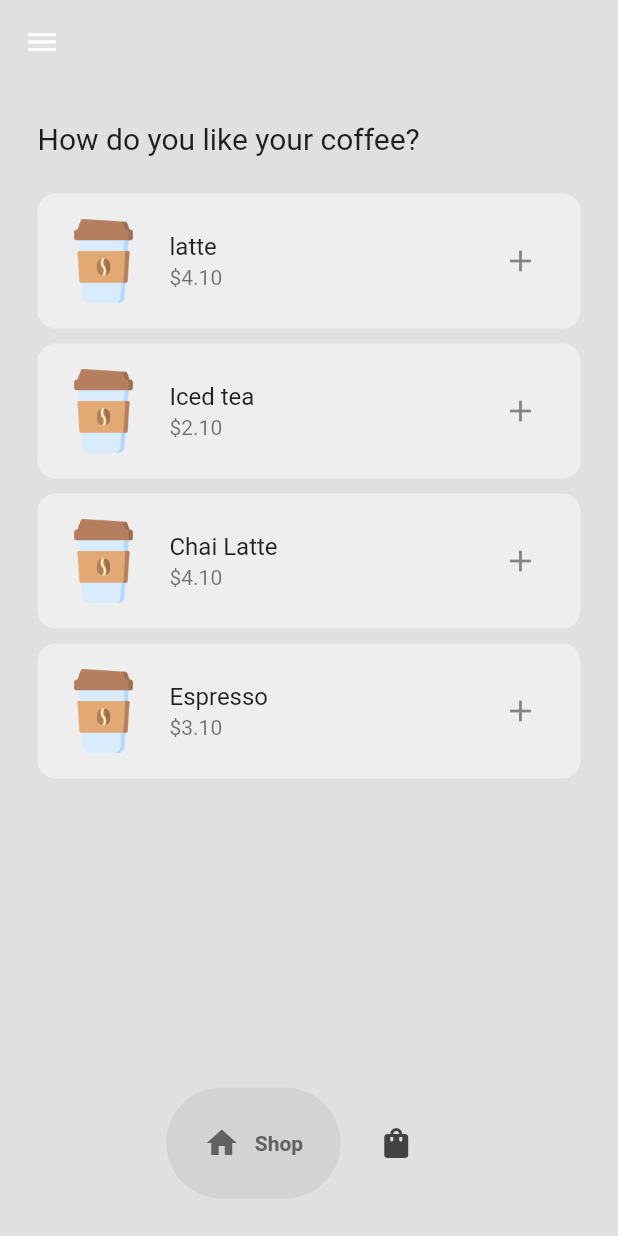
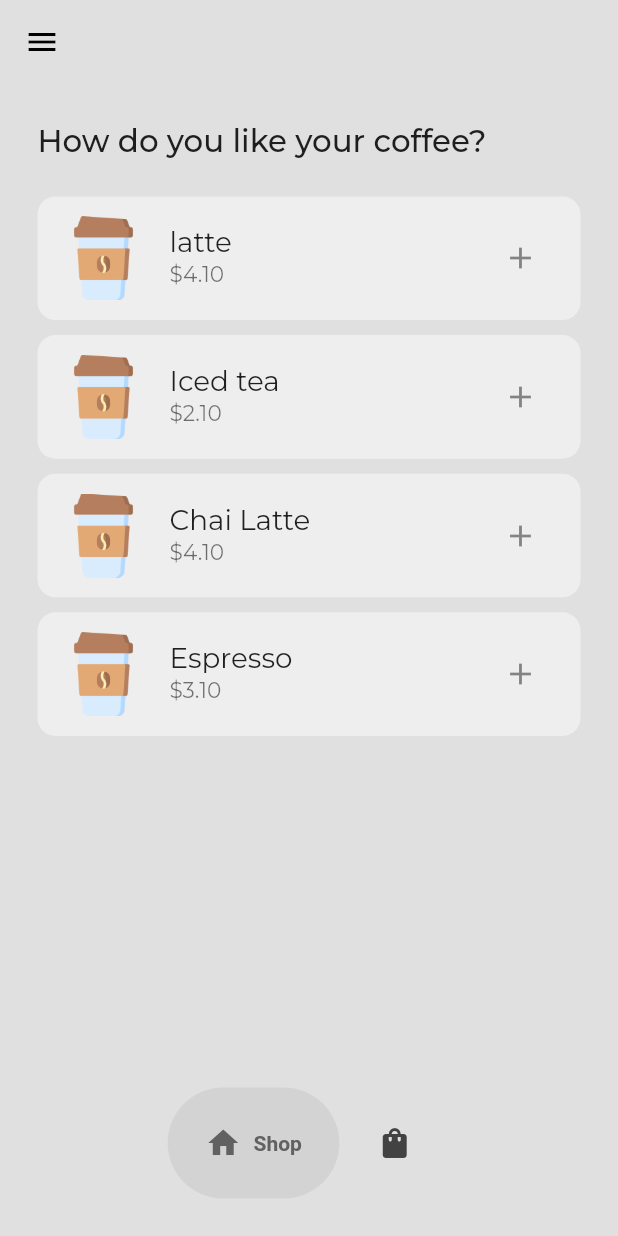
Before and after one commit to mayank1211/flutter-coffee-shop, a Flutter app: the screen it shows after launch, after a tap on "Enter Shop", on a phone screen of 412 x 824 dp. Run offline on Flutter 3.47's test engine with Material 2 defaults, Android fonts, the phone set to English and light mode, and no system bars; drawn by our look-alikes of google_nav_bar; our stand-ins replace get, google_fonts, loading_animation_widget; missing offline and left inert: counter_button, flutter_stripe.

Commit message:
Minor font changes

```diff
--- a/lib/components/list_tiles.dart
+++ b/lib/components/list_tiles.dart
@@ -1,8 +1,9 @@
 import 'package:coffe_shop/models/coffee_shop.dart';
 import 'package:counter_button/counter_button.dart';
 import 'package:flutter/material.dart';
+import 'package:google_fonts/google_fonts.dart';
 import 'package:provider/provider.dart';
-import '../models/coffee.dart';
+import 'package:coffe_shop/models/coffee.dart';
 
 class CoffeeTile extends StatefulWidget {
   final Coffee coffee;
@@ -13,7 +14,8 @@ class CoffeeTile extends StatefulWidget {
       {super.key,
       required this.coffee,
       required this.actionIcon,
-      required this.onPressed,required this.isCartPage});
+      required this.onPressed,
+      required this.isCartPage});
 
   @override
   State<CoffeeTile> createState() => _CoffeeTileState();
@@ -24,14 +26,19 @@ class _CoffeeTileState extends State<CoffeeTile> {
     Provider.of<CoffeeShop>(context, listen: false).addItemToCart(coffee);
   }
 
-  void removeFromCart(Coffee coffee) {
+  void removeItemQuantityFromCart(Coffee coffee) {
+    Provider.of<CoffeeShop>(context, listen: false)
+        .removeItemQuantityFromCart(coffee);
+  }
+
+  void removeItemFromCart(Coffee coffee) {
     Provider.of<CoffeeShop>(context, listen: false).removeItemFromCart(coffee);
   }
 
   @override
   Widget build(BuildContext context) {
     return Container(
-      height: 90,
+      height: MediaQuery.of(context).size.width * 0.2,
       margin: const EdgeInsets.only(bottom: 10),
       decoration: BoxDecoration(
         color: Colors.grey.shade200,
@@ -40,8 +47,18 @@ class _CoffeeTileState extends State<CoffeeTile> {
       child: Align(
         alignment: Alignment.centerLeft,
         child: ListTile(
-          title: Text(widget.coffee.name),
-          subtitle: Text("\$${widget.coffee.price.toStringAsFixed(2)}"),
+          title: Text(
+            widget.coffee.name,
+            style: GoogleFonts.montserrat(
+              fontSize: MediaQuery.of(context).size.width * 0.045,
+              fontWeight: FontWeight.w400,
+            ),
+          ),
+          subtitle: Text(
+            "\$${widget.coffee.price.toStringAsFixed(2)}",
+            style: GoogleFonts.montserrat(
+                fontSize: MediaQuery.of(context).size.width * 0.035, fontWeight: FontWeight.w400),
+          ),
           leading: Image.asset(
             widget.coffee.imagePath,
           ),
@@ -49,17 +66,14 @@ class _CoffeeTileState extends State<CoffeeTile> {
             children: <Widget>[
               if (widget.isCartPage) ...[
                 CounterButton(
-                loading: false,
-                onChange: (int val) => val > widget.coffee.quantity
-                    ? addToCart(widget.coffee)
-                    : removeFromCart(widget.coffee),
-                count: widget.coffee.quantity,
-              ),
+                  loading: false,
+                  onChange: (int val) => val > widget.coffee.quantity
+                      ? addToCart(widget.coffee)
+                      : removeItemQuantityFromCart(widget.coffee),
+                  count: widget.coffee.quantity,
+                ),
               ],
-              IconButton(
-                icon: widget.actionIcon,
-                onPressed: widget.onPressed,
-              ),
+              IconButton(icon: widget.actionIcon, onPressed: widget.onPressed),
             ],
           ),
         ),
--- a/lib/components/my_bottom_nav.dart
+++ b/lib/components/my_bottom_nav.dart
@@ -1,6 +1,3 @@
-import 'package:coffe_shop/pages/Cart_Page.dart';
-import 'package:coffe_shop/pages/Shop_Page.dart';
-
 import 'package:flutter/material.dart';
 import 'package:google_nav_bar/google_nav_bar.dart';
 
@@ -13,13 +10,13 @@ class MyBottomNavBar extends StatelessWidget {
     return GNav(
       onTabChange: (value) => onTabChange!(value),
       mainAxisAlignment: MainAxisAlignment.center,
-      // haptic: true, // haptic feedback
+      haptic: true,
       color: Colors.grey[800], // unselected icon color
       activeColor: Colors.grey.shade700, // selected icon and text color
       tabBackgroundColor: Colors.grey.shade700.withOpacity(0.1),
-      tabMargin: EdgeInsets.only(bottom: 25),
-      gap: 10,
-      tabs: [
+      tabMargin: const EdgeInsets.only(bottom: 25),
+      gap: MediaQuery.of(context).size.width * 0.02,
+      tabs: const [
         GButton(
           icon: Icons.home,
           text: 'Shop',
--- a/lib/models/coffee.dart
+++ b/lib/models/coffee.dart
@@ -1,4 +1,3 @@
-import 'dart:collection';
 class Coffee {
   String name;
   double price;
--- a/lib/pages/home_page.dart
+++ b/lib/pages/home_page.dart
@@ -30,8 +30,10 @@ class _HomePageState extends State<HomePage> {
       appBar: AppBar(
         backgroundColor: Colors.transparent,
         elevation: 0.0,
+        foregroundColor: Colors.black,
       ),
       drawer: Drawer(
+        shadowColor: Colors.black,
         child: Column(
           children: [
             Container(
@@ -39,8 +41,10 @@ class _HomePageState extends State<HomePage> {
               margin: const EdgeInsets.all(70),
               child: Image.asset('assets/images/iced-tea.png'),
             ),
-            const ListTile(leading: Icon(Icons.exit_to_app), title: Text('Logout')),
-            const ListTile(leading: Icon(Icons.exit_to_app), title: Text('Logout')),
+            const ListTile(
+                leading: Icon(Icons.exit_to_app), title: Text('Logout')),
+            const ListTile(
+                leading: Icon(Icons.exit_to_app), title: Text('Logout')),
             const Align(
               alignment: Alignment.bottomCenter,
               child: ListTile(
--- a/lib/pages/shop_Page.dart
+++ b/lib/pages/shop_Page.dart
@@ -2,9 +2,9 @@ import 'package:coffe_shop/models/coffee_shop.dart';
 import 'package:flutter/material.dart';
 import 'package:loading_animation_widget/loading_animation_widget.dart';
 import 'package:provider/provider.dart';
-
-import '../components/list_tiles.dart';
-import '../models/coffee.dart';
+import 'package:google_fonts/google_fonts.dart';
+import 'package:coffe_shop/components/list_tiles.dart';
+import 'package:coffe_shop/models/coffee.dart';
 
 class ShopPage extends StatefulWidget {
   const ShopPage({super.key});
@@ -27,9 +27,12 @@ class _ShopPageState extends State<ShopPage> {
           child: Column(
             crossAxisAlignment: CrossAxisAlignment.start,
             children: [
-              const Text(
+              Text(
                 "How do you like your coffee?",
-                style: TextStyle(fontSize: 20),
+                style: GoogleFonts.montserrat(
+                  fontSize: MediaQuery.of(context).size.width * 0.05,
+                  fontWeight: FontWeight.w500,
+                ),
               ),
               const SizedBox(height: 25),
               Expanded(
--- a/lib/pages/start_Page.dart
+++ b/lib/pages/start_Page.dart
@@ -1,7 +1,7 @@
 import 'package:coffe_shop/constants/app_theme.dart';
-import 'package:coffe_shop/pages/cart_Page.dart';
 import 'package:coffe_shop/pages/home_page.dart';
 import 'package:flutter/material.dart';
+import 'package:google_fonts/google_fonts.dart';
 
 class StartPage extends StatefulWidget {
   const StartPage({super.key});
@@ -27,12 +27,24 @@ class _StartPageState extends State<StartPage> {
             ),
           ),
           const SizedBox(height: 10),
-          const Text("Brew Day"),
+          Text(
+            "Brew Day",
+            style: GoogleFonts.montserrat(
+              fontSize: MediaQuery.of(context).size.width * 0.06,
+              fontWeight: FontWeight.w500
+            ),
+          ),
           const SizedBox(height: 10),
-          const Text("How do you like your coffee?"),
+          Text(
+            "How do you like your coffee?",
+            style: GoogleFonts.montserrat(
+              fontSize: MediaQuery.of(context).size.width * 0.045,
+              fontWeight: FontWeight.w400
+            ),
+          ),
           GestureDetector(
-            onTap: () => Navigator.of(context)
-                .push(MaterialPageRoute(builder: (context) => const HomePage())),
+            onTap: () => Navigator.of(context).push(
+                MaterialPageRoute(builder: (context) => const HomePage())),
             child: Container(
               padding: const EdgeInsets.all(25),
               margin: const EdgeInsets.all(25),
@@ -41,10 +53,14 @@ class _StartPageState extends State<StartPage> {
                 color: Colors.brown,
                 borderRadius: BorderRadius.circular(12),
               ),
-              child: const Center(
+              child: Center(
                 child: Text(
                   "Enter Shop",
-                  style: TextStyle(color: Colors.white),
+                  style: GoogleFonts.montserrat(
+                    fontSize: MediaQuery.of(context).size.width * 0.045,
+                    fontWeight: FontWeight.w600,
+                    color: Colors.white
+                  ),
                 ),
               ),
             ),
--- a/pubspec.yaml
+++ b/pubspec.yaml
@@ -31,7 +31,6 @@ dependencies:
   flutter:
     sdk: flutter
 
-
   # The following adds the Cupertino Icons font to your application.
   # Use with the CupertinoIcons class for iOS style icons.
   cupertino_icons: ^1.0.2
@@ -43,6 +42,7 @@ dependencies:
   get: ^4.6.5
   loading_animation_widget: ^1.2.0+4
   counter_button: ^1.0.1
+  google_fonts: ^4.0.3
 
 dev_dependencies:
   flutter_test:
```
Also changed, not shown: lib/models/coffee_shop.dart (+12 -13 lines), lib/pages/cart_Page.dart (+25 -14 lines), lib/controller/stripe_payment.dart (renamed from lib/components/stripe_payment.dart), pubspec.lock, 4 other files.
